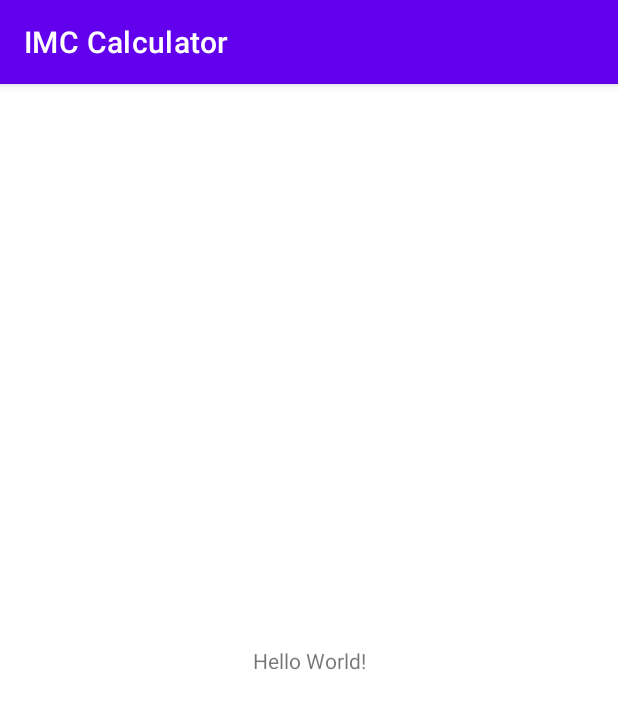
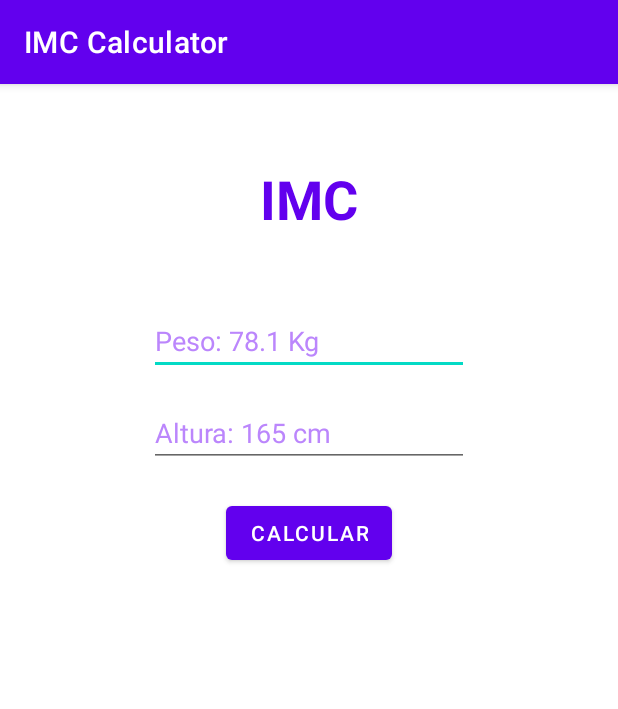
Before and after one commit to douguizilla/imccalculator, an Android app: the screen it shows after launch (MainActivity), on a phone screen of 412 x 824 dp. Shown: the top 709 px of the screen. Run offline under Robolectric (Android 15) with nearby library versions, the phone set to English and light mode, and no system bars.

Commit message:
design UI and  code the app

```diff
--- a/app/build.gradle
+++ b/app/build.gradle
@@ -1,6 +1,7 @@
 plugins {
     id 'com.android.application'
     id 'kotlin-android'
+    id 'kotlin-android-extensions'
 }
 
 android {
--- a/app/src/main/AndroidManifest.xml
+++ b/app/src/main/AndroidManifest.xml
@@ -9,6 +9,7 @@
         android:roundIcon="@mipmap/ic_launcher_round"
         android:supportsRtl="true"
         android:theme="@style/Theme.IMCCalculator">
+        <activity android:name=".ResultActivity"></activity>
         <activity android:name=".MainActivity">
             <intent-filter>
                 <action android:name="android.intent.action.MAIN" />
--- a/app/src/main/java/com/odougle/imccalculator/MainActivity.kt
+++ b/app/src/main/java/com/odougle/imccalculator/MainActivity.kt
@@ -1,11 +1,30 @@
 package com.odougle.imccalculator
 
+import android.os.Bundle
 import androidx.appcompat.app.AppCompatActivity
-import android.os.Bundle
+import kotlinx.android.synthetic.main.activity_main.*
 
 class MainActivity : AppCompatActivity() {
     override fun onCreate(savedInstanceState: Bundle?) {
         super.onCreate(savedInstanceState)
         setContentView(R.layout.activity_main)
+        setListeners()
+    }
+
+    fun setListeners(){
+        btCalculate.setOnClickListener {
+            imcCalc(edtPeso.text.toString(),edtAltura.text.toString())
+        }
+    }
+
+    private fun imcCalc(peso: String, altura: String){
+        val peso = peso.toFloatOrNull()
+        val altura = altura.toFloatOrNull()
+
+        if(peso != null &&  altura != null){
+            val imc = peso / (altura * altura)
+            txtTittle.text = "Seu IMC é ${imc}"
+            txtTittle.textSize = 24F
+        }
     }
 }
--- a/app/src/main/res/layout/activity_main.xml
+++ b/app/src/main/res/layout/activity_main.xml
@@ -7,12 +7,55 @@
     tools:context=".MainActivity">
 
     <TextView
+        android:id="@+id/txtTittle"
         android:layout_width="wrap_content"
         android:layout_height="wrap_content"
-        android:text="Hello World!"
-        app:layout_constraintBottom_toBottomOf="parent"
-        app:layout_constraintLeft_toLeftOf="parent"
-        app:layout_constraintRight_toRightOf="parent"
+        android:layout_marginTop="52dp"
+        android:text="IMC"
+        android:textSize="36dp"
+        android:textColor="@color/purple_500"
+        android:textStyle="bold"
+        app:layout_constraintEnd_toEndOf="parent"
+        app:layout_constraintStart_toStartOf="parent"
         app:layout_constraintTop_toTopOf="parent" />
 
+    <EditText
+        android:id="@+id/edtPeso"
+        android:layout_width="wrap_content"
+        android:layout_height="wrap_content"
+        android:layout_marginTop="48dp"
+        android:ems="10"
+        android:inputType="numberDecimal"
+        android:hint="@string/weightHintName"
+        android:textColorHint="@color/purple_200"
+        app:layout_constraintEnd_toEndOf="parent"
+        app:layout_constraintStart_toStartOf="parent"
+        app:layout_constraintTop_toBottomOf="@+id/txtTittle" />
+
+    <EditText
+        android:id="@+id/edtAltura"
+        android:layout_width="wrap_content"
+        android:layout_height="wrap_content"
+        android:ems="10"
+        android:hint="@string/heightHintName"
+        android:textColorHint="@color/purple_200"
+        app:layout_constraintEnd_toEndOf="parent"
+        app:layout_constraintStart_toStartOf="parent"
+        app:layout_constraintTop_toBottomOf="@+id/edtPeso"
+        android:layout_marginTop="16dp"
+        android:inputType="numberDecimal"
+        />
+
+    <Button
+        android:id="@+id/btCalculate"
+        android:layout_width="wrap_content"
+        android:layout_height="wrap_content"
+        android:layout_marginTop="20dp"
+        android:gravity="center"
+        android:text="@string/btName"
+        app:layout_constraintEnd_toEndOf="parent"
+        app:layout_constraintStart_toStartOf="parent"
+        app:layout_constraintTop_toBottomOf="@+id/edtAltura" />
+
+
 </androidx.constraintlayout.widget.ConstraintLayout>
--- a/app/src/main/res/values/strings.xml
+++ b/app/src/main/res/values/strings.xml
@@ -1,3 +1,6 @@
 <resources>
     <string name="app_name">IMC Calculator</string>
+    <string name="heightHintName">Altura: 165 cm</string>
+    <string name="btName">CALCULAR</string>
+    <string name="weightHintName">Peso: 78.1 Kg</string>
 </resources>
```
Also changed, not shown: 2 other files.
